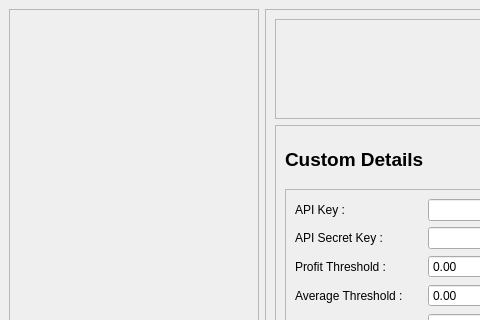
This is UIFiles/customDetails.ui in ShubhamMandavkar/TYLiveProjectt-StockAutomationSystem as Qt 5 draws it before an edit; both pictures show x 0 to 480 and y 0 to 320 of the 971 by 586 pixel window. The edited form follows.
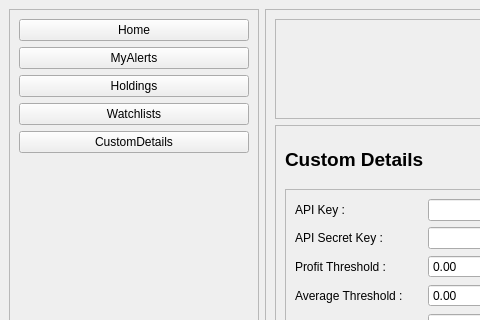
This is the edited form.

Diff of the .ui file:
```diff
--- a/UIFiles/customDetails.ui
+++ b/UIFiles/customDetails.ui
@@ -35,6 +35,43 @@
       <property name="frameShadow">
        <enum>QFrame::Raised</enum>
       </property>
+      <layout class="QFormLayout" name="formLayout_2">
+       <item row="1" column="0" colspan="2">
+        <widget class="QPushButton" name="btnMyAlerts">
+         <property name="text">
+          <string>MyAlerts</string>
+         </property>
+        </widget>
+       </item>
+       <item row="2" column="0" colspan="2">
+        <widget class="QPushButton" name="btnHoldings">
+         <property name="text">
+          <string>Holdings</string>
+         </property>
+        </widget>
+       </item>
+       <item row="4" column="0" colspan="2">
+        <widget class="QPushButton" name="btnCustomDetails">
+         <property name="text">
+          <string>CustomDetails</string>
+         </property>
+        </widget>
+       </item>
+       <item row="3" column="0" colspan="2">
+        <widget class="QPushButton" name="btnWatchlists">
+         <property name="text">
+          <string>Watchlists</string>
+         </property>
+        </widget>
+       </item>
+       <item row="0" column="0" colspan="2">
+        <widget class="QPushButton" name="btnHome">
+         <property name="text">
+          <string>Home</string>
+         </property>
+        </widget>
+       </item>
+      </layout>
      </widget>
     </item>
     <item>
```
Left out of the diff: 2 changed lines with no effect on the pictures.
